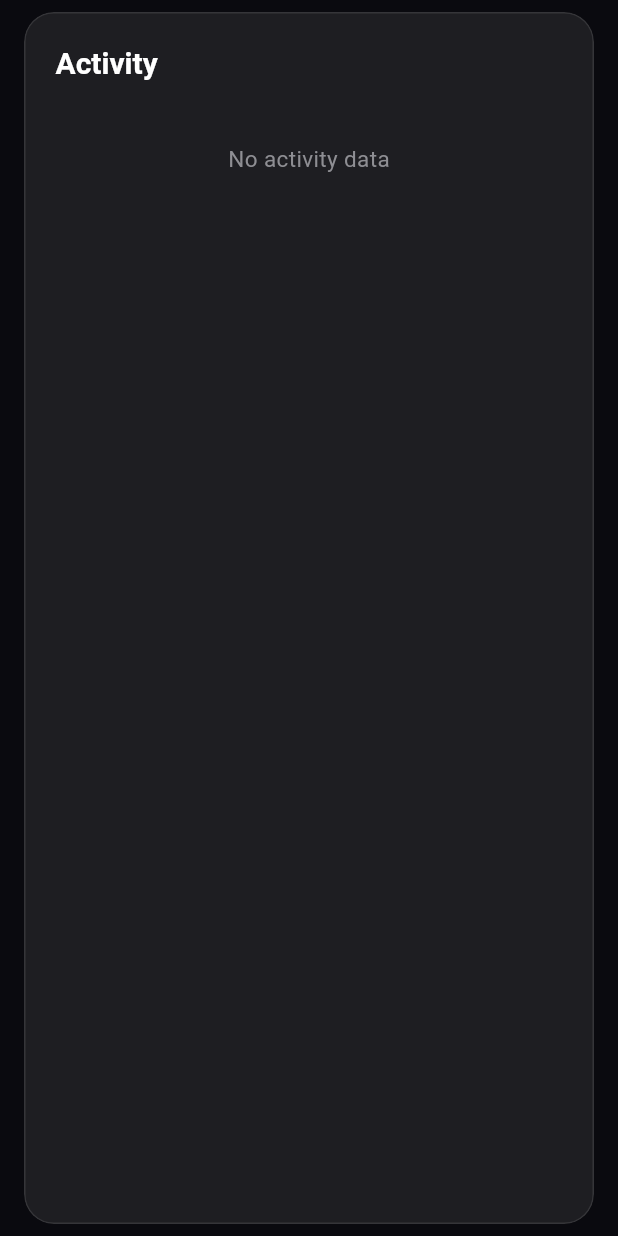
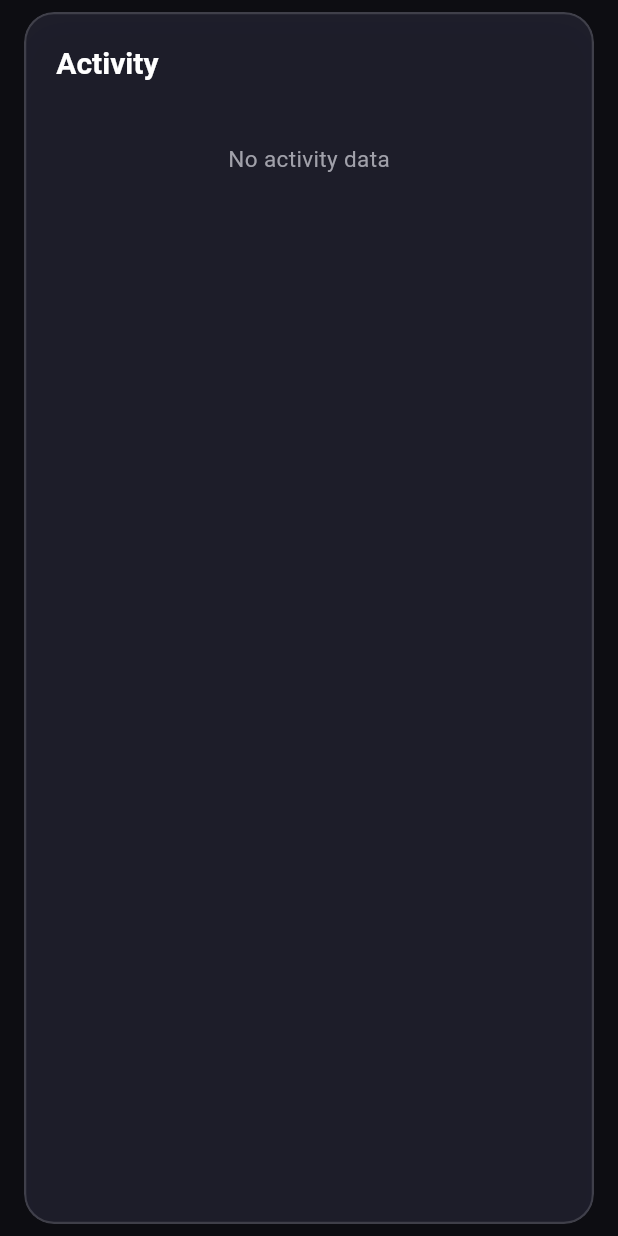
Before and after one commit to FBIopeningUPP/hackstat, a Flutter app: the GlassCard widget shown alone on an empty page, opened directly, on a phone screen of 412 x 824 dp. Run offline on Flutter 3.47's test engine with Material 3 defaults, Android fonts, the phone set to English and light mode, and no system bars; our stand-ins replace fl_chart, shared_preferences; accounts and stored records are empty; network calls fail.

Commit message:
✨ Update to modern dark chat-style UI
- Darker background colors (#0D0D12)
- Enhanced glassmorphic effects with shadows
- Stronger gradients and glows
- Chat-bubble inspired design
- More depth and 3D feel

```diff
--- a/lib/screens/home_screen.dart
+++ b/lib/screens/home_screen.dart
@@ -109,10 +109,11 @@ class _HomeScreenState extends State<HomeScreen> with TickerProviderStateMixin {
               decoration: BoxDecoration(
                 gradient: RadialGradient(
                   center: const Alignment(0.3, -0.8),
-                  radius: 1.2,
+                  radius: 1.5,
                   colors: [
-                    AppTheme.accentPurple.withOpacity(0.12),
+                    AppTheme.accentPurple.withOpacity(0.2),
                     AppTheme.background,
+                    AppTheme.accentBlue.withOpacity(0.15),
                   ],
                 ),
               ),
--- a/lib/screens/setup_screen.dart
+++ b/lib/screens/setup_screen.dart
@@ -83,11 +83,11 @@ class _SetupScreenState extends State<SetupScreen> with SingleTickerProviderStat
               decoration: BoxDecoration(
                 gradient: RadialGradient(
                   center: const Alignment(-0.5, -0.5),
-                  radius: 1.5,
+                  radius: 1.8,
                   colors: [
-                    AppTheme.accentBlue.withOpacity(0.15),
+                    AppTheme.accentBlue.withOpacity(0.25),
                     AppTheme.background,
-                    AppTheme.accentPurple.withOpacity(0.1),
+                    AppTheme.accentPurple.withOpacity(0.2),
                   ],
                 ),
               ),
--- a/lib/theme/app_theme.dart
+++ b/lib/theme/app_theme.dart
@@ -1,26 +1,26 @@
 import 'package:flutter/material.dart';
 
 class AppTheme {
-  // iOS 27 inspired colors
-  static const Color background = Color(0xFF0A0A0F);
-  static const Color surfaceColor = Color(0xFF1C1C1E);
-  static const Color cardColor = Color(0xFF2C2C2E);
-  static const Color accentBlue = Color(0xFF0A84FF);
-  static const Color accentPurple = Color(0xFF5E5CE6);
-  static const Color accentPink = Color(0xFFFF375F);
-  static const Color accentOrange = Color(0xFFFF9F0A);
-  static const Color accentGreen = Color(0xFF30D158);
-  static const Color accentCyan = Color(0xFF64D2FF);
+  // Modern dark UI colors (inspired by chat interfaces)
+  static const Color background = Color(0xFF0D0D12);
+  static const Color surfaceColor = Color(0xFF1A1A24);
+  static const Color cardColor = Color(0xFF252535);
+  static const Color accentBlue = Color(0xFF6C63FF);
+  static const Color accentPurple = Color(0xFF8B5CF6);
+  static const Color accentPink = Color(0xFFEC4899);
+  static const Color accentOrange = Color(0xFFF59E0B);
+  static const Color accentGreen = Color(0xFF10B981);
+  static const Color accentCyan = Color(0xFF06B6D4);
   static const Color textPrimary = Color(0xFFFFFFFF);
-  static const Color textSecondary = Color(0xFF8E8E93);
-  static const Color textTertiary = Color(0xFF636366);
+  static const Color textSecondary = Color(0xFFA1A1AA);
+  static const Color textTertiary = Color(0xFF71717A);
 
   // Gradient for glassmorphism
   static const LinearGradient glassGradient = LinearGradient(
     begin: Alignment.topLeft,
     end: Alignment.bottomRight,
     colors: [
-      Color(0x40FFFFFF),
+      Color(0x50FFFFFF),
       Color(0x10FFFFFF),
     ],
   );
@@ -29,8 +29,19 @@ class AppTheme {
     begin: Alignment.topLeft,
     end: Alignment.bottomRight,
     colors: [
-      accentBlue,
-      accentPurple,
+      Color(0xFF6C63FF),
+      Color(0xFF8B5CF6),
+    ],
+  );
+
+  // Chat-style bubble gradient
+  static const LinearGradient bubbleGradient = LinearGradient(
+    begin: Alignment.topLeft,
+    end: Alignment.bottomRight,
+    colors: [
+      Color(0xFF6C63FF),
+      Color(0xFF8B5CF6),
+      Color(0xFFEC4899),
     ],
   );
 
--- a/lib/widgets/glass_card.dart
+++ b/lib/widgets/glass_card.dart
@@ -33,12 +33,19 @@ class GlassCard extends StatelessWidget {
           child: Container(
             padding: padding ?? const EdgeInsets.all(20),
             decoration: BoxDecoration(
-              color: backgroundColor ?? AppTheme.cardColor.withOpacity(0.6),
+              color: backgroundColor ?? AppTheme.cardColor.withOpacity(0.7),
               borderRadius: BorderRadius.circular(borderRadius),
               border: border ?? Border.all(
-                color: Colors.white.withOpacity(0.1),
-                width: 1,
+                color: Colors.white.withOpacity(0.15),
+                width: 1.5,
               ),
+              boxShadow: [
+                BoxShadow(
+                  color: Colors.black.withOpacity(0.3),
+                  blurRadius: 20,
+                  offset: const Offset(0, 10),
+                ),
+              ],
             ),
             child: child,
           ),
@@ -71,7 +78,7 @@ class GradientGlassCard extends StatelessWidget {
       child: ClipRRect(
         borderRadius: BorderRadius.circular(borderRadius),
         child: BackdropFilter(
-          filter: ImageFilter.blur(sigmaX: 15, sigmaY: 15),
+          filter: ImageFilter.blur(sigmaX: 20, sigmaY: 20),
           child: Container(
             padding: padding ?? const EdgeInsets.all(20),
             decoration: BoxDecoration(
@@ -79,15 +86,22 @@ class GradientGlassCard extends StatelessWidget {
                 begin: Alignment.topLeft,
                 end: Alignment.bottomRight,
                 colors: [
-                  AppTheme.accentBlue.withOpacity(0.3),
-                  AppTheme.accentPurple.withOpacity(0.2),
+                  AppTheme.accentBlue.withOpacity(0.4),
+                  AppTheme.accentPurple.withOpacity(0.3),
                 ],
               ),
               borderRadius: BorderRadius.circular(borderRadius),
               border: Border.all(
-                color: Colors.white.withOpacity(0.2),
-                width: 1,
+                color: Colors.white.withOpacity(0.25),
+                width: 1.5,
               ),
+              boxShadow: [
+                BoxShadow(
+                  color: AppTheme.accentBlue.withOpacity(0.3),
+                  blurRadius: 30,
+                  offset: const Offset(0, 15),
+                ),
+              ],
             ),
             child: child,
           ),
```
